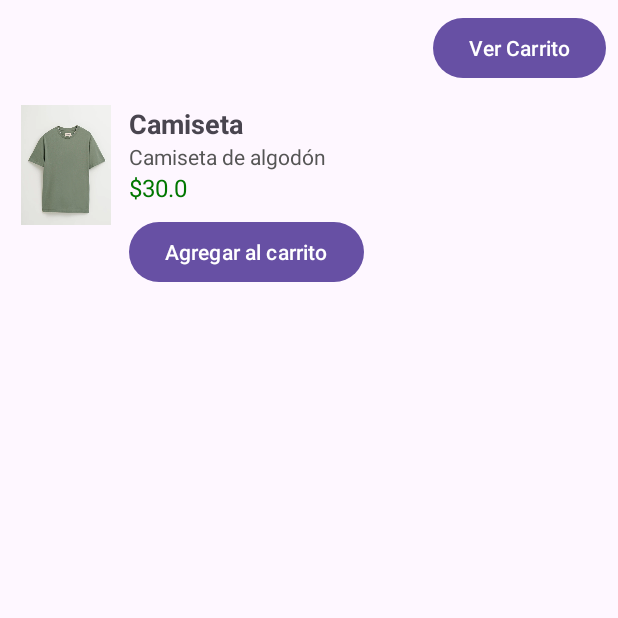
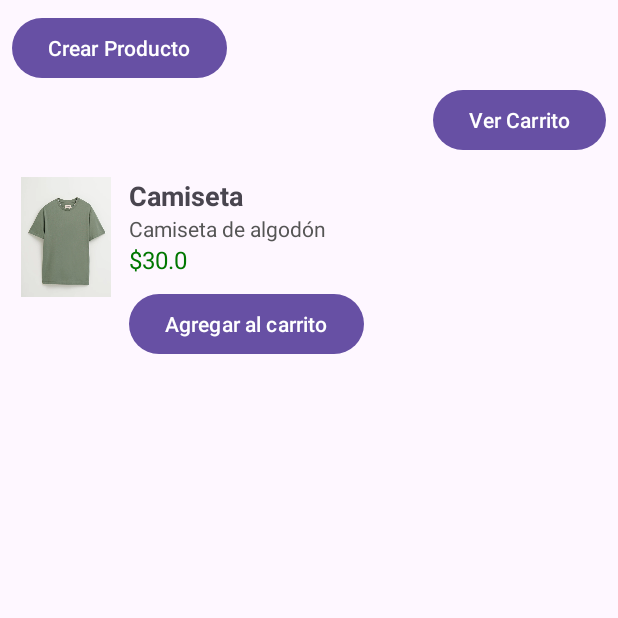
Before and after one commit to druizclids/AplicacionesNativas, an Android app: the ListadoProductosActivity screen opened directly, with no data from a screen before it, on a phone screen of 412 x 824 dp, the top half of it. Run offline under Robolectric (Android 15) with nearby library versions, the phone set to English and light mode, and no system bars.

Commit message:
Aplicación actualizada
Se actualiza aplicación movil nativa

```diff
--- a/Aplicaciones Nativas/app/src/main/AndroidManifest.xml
+++ b/Aplicaciones Nativas/app/src/main/AndroidManifest.xml
@@ -45,6 +45,10 @@
             android:exported="true">
         </activity>
 
+        <activity android:name=".CrearProductoActivity"
+            android:exported="true">
+        </activity>
+
 
 
     </application>
--- a/Aplicaciones Nativas/app/src/main/java/com/example/mi_app/CarritoAdapter.kt
+++ b/Aplicaciones Nativas/app/src/main/java/com/example/mi_app/CarritoAdapter.kt
@@ -6,9 +6,6 @@ import android.view.View
 import android.view.ViewGroup
 import android.widget.Button
 import android.widget.TextView
-import android.widget.Toast
-import androidx.appcompat.app.AppCompatActivity
-import androidx.recyclerview.widget.LinearLayoutManager
 import androidx.recyclerview.widget.RecyclerView
 
 
--- a/Aplicaciones Nativas/app/src/main/java/com/example/mi_app/ListadoProductosActivity.kt
+++ b/Aplicaciones Nativas/app/src/main/java/com/example/mi_app/ListadoProductosActivity.kt
@@ -1,7 +1,9 @@
 package com.example.mi_app
 
+import android.app.Activity
 import android.content.Context
 import android.content.Intent
+import android.graphics.Bitmap
 import android.os.Bundle
 import android.widget.Button
 import android.widget.Toast
@@ -17,18 +19,20 @@ class ListadoProductosActivity : AppCompatActivity() {
         val nombre: String,
         val descripcion: String,
         val precio: Double,
-        val imagenResId: Int
+        val imagenResId: Int,
+        val imagenBitmap: Bitmap? = null
     )
 
 
     private lateinit var rvProductos: RecyclerView
     private lateinit var btnVerCarrito: Button
+    private lateinit var btnCrearProducto: Button
 
     // Simulamos productos fijos
-    private val productos = listOf(
-        Producto(1, "Camiseta", "Camiseta de algodón", 30.0,R.drawable.camiseta),
-        Producto(2, "Pantalón", "Pantalón jean azul", 50.0,R.drawable.pantalon),
-        Producto(3, "Zapatos", "Zapatos deportivos", 80.0,R.drawable.zapatos)
+    private val productos = mutableListOf<Producto>(
+        Producto(1, "Camiseta", "Camiseta de algodón", 30.0, R.drawable.camiseta),
+        Producto(2, "Pantalón", "Pantalón jean azul", 50.0, R.drawable.pantalon),
+        Producto(3, "Zapatos", "Zapatos deportivos", 80.0, R.drawable.zapatos)
     )
 
     override fun onCreate(savedInstanceState: Bundle?) {
@@ -37,6 +41,8 @@ class ListadoProductosActivity : AppCompatActivity() {
 
         rvProductos = findViewById(R.id.rvProductos)
         btnVerCarrito = findViewById(R.id.btnVerCarrito)
+        btnCrearProducto = findViewById(R.id.btnCrearProducto)
+
 
         rvProductos.layoutManager = LinearLayoutManager(this)
         rvProductos.adapter = ProductoAdapter(productos) { producto ->
@@ -47,7 +53,39 @@ class ListadoProductosActivity : AppCompatActivity() {
             val intent = Intent(this, CarritoActivity::class.java)
             startActivity(intent)
         }
+
+        btnCrearProducto.setOnClickListener {
+            val intent = Intent(this, CrearProductoActivity::class.java)
+            startActivityForResult(intent, 1)
+        }
+
     }
+
+    override fun onActivityResult(requestCode: Int, resultCode: Int, data: Intent?) {
+        super.onActivityResult(requestCode, resultCode, data)
+
+        if (resultCode == Activity.RESULT_OK && data != null) {
+            val nombre = data.getStringExtra("nombre") ?: return
+            val descripcion = data.getStringExtra("descripcion") ?: return
+            val precio = data.getDoubleExtra("precio", 0.0)
+
+
+            val nuevo = Producto(
+                id = productos.size + 1,
+                nombre = nombre,
+                descripcion = descripcion,
+                precio = precio,
+                imagenResId = R.drawable.shampoo // imagen temporal
+            )
+
+            productos.add(nuevo)
+            rvProductos.adapter?.notifyItemInserted(productos.size - 1)
+        }
+    }
+
+
+
+
 
     private fun agregarAlCarrito(producto: Producto) {
         // Guardamos en SharedPreferences el carrito simple como JSON (más adelante lo vemos)
--- a/Aplicaciones Nativas/app/src/main/res/layout/activity_listado_productos.xml
+++ b/Aplicaciones Nativas/app/src/main/res/layout/activity_listado_productos.xml
@@ -1,5 +1,7 @@
 <?xml version="1.0" encoding="utf-8"?>
 <androidx.constraintlayout.widget.ConstraintLayout xmlns:android="http://schemas.android.com/apk/res/android"
+    xmlns:app="http://schemas.android.com/apk/res-auto"
+    xmlns:tools="http://schemas.android.com/tools"
     android:layout_width="match_parent"
     android:layout_height="match_parent">
 
@@ -10,19 +12,26 @@
         android:layout_height="match_parent">
 
         <Button
+            android:id="@+id/btnCrearProducto"
+            android:layout_width="wrap_content"
+            android:layout_height="wrap_content"
+            android:layout_gravity="start"
+            android:text="Crear Producto"
+            tools:ignore="MissingConstraints" />
+
+        <Button
             android:id="@+id/btnVerCarrito"
-            android:text="@string/ver_carrito"
             android:layout_width="wrap_content"
             android:layout_height="wrap_content"
             android:layout_gravity="end"
-            android:layout_marginBottom="8dp" />
+            android:layout_marginBottom="8dp"
+            android:text="@string/ver_carrito" />
 
         <androidx.recyclerview.widget.RecyclerView
             android:id="@+id/rvProductos"
-            android:layout_width="match_parent"
-            android:layout_height="match_parent" />
+            android:layout_width="340dp"
+            android:layout_height="499dp" />
 
     </LinearLayout>
 
-
 </androidx.constraintlayout.widget.ConstraintLayout>
```
Also changed, not shown: Aplicaciones Nativas/app/src/main/java/com/example/mi_app/CrearProductoActivity.kt (added, +74 -0 lines), Aplicaciones Nativas/app/src/main/res/layout/activity_crear_producto.xml (added, +58 -0 lines), Aplicaciones Nativas/app/src/main/res/drawable/shampoo.png.
